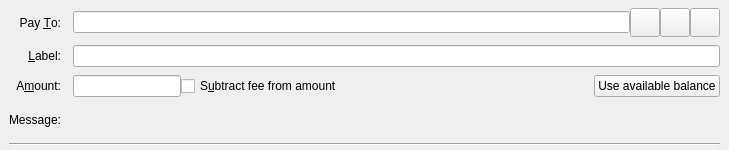
Before: the Qt Designer form src/qt/forms/sendcoinsentry.ui in goomario/btchd, drawn with Qt 5.
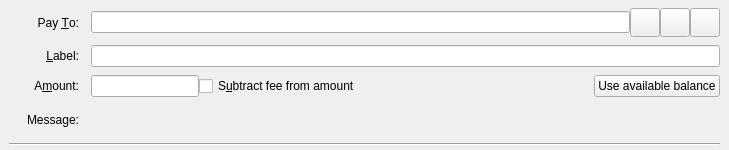
After: the same form once the commit is applied. Icons and pictures are not drawn. Custom widgets are drawn as their Qt base class.

```diff
--- a/src/qt/forms/sendcoinsentry.ui
+++ b/src/qt/forms/sendcoinsentry.ui
@@ -38,6 +38,12 @@
     </property>
     <item row="0" column="0">
      <widget class="QLabel" name="payToLabel">
+      <property name="minimumSize">
+       <size>
+        <width>70</width>
+        <height>0</height>
+       </size>
+      </property>
       <property name="text">
        <string>Pay &amp;To:</string>
       </property>
```
Left out of the diff: 1 changed line with no effect on the pictures.
